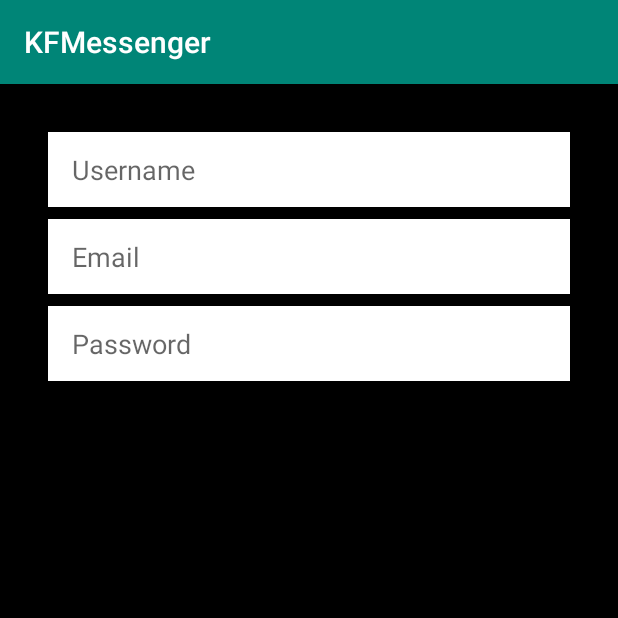
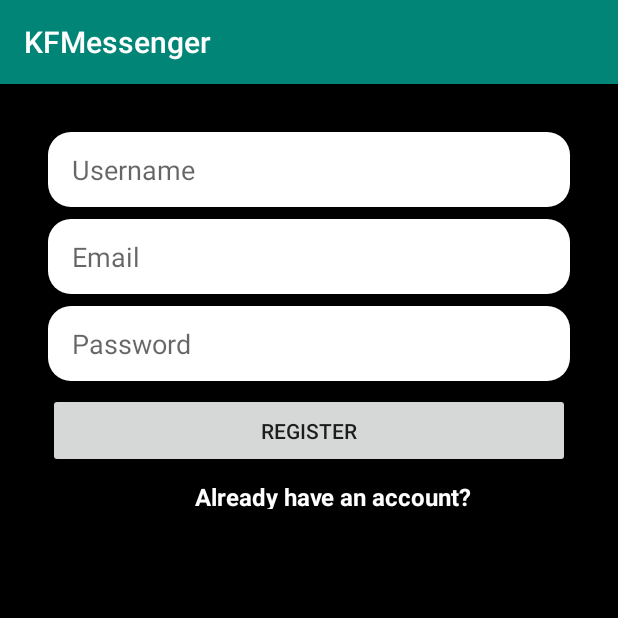
Before and after one commit to Anvesh-Chennupati/KFMessenger, an Android app: the screen it shows after launch (MainActivity), on a phone screen of 412 x 824 dp, the top half of it. Run offline under Robolectric (Android 15) with nearby library versions, the phone set to English and light mode, and no system bars.

Commit message:
Added editTexts and button, rounded corners, intent

```diff
--- a/app/src/main/AndroidManifest.xml
+++ b/app/src/main/AndroidManifest.xml
@@ -16,6 +16,10 @@
                 <category android:name="android.intent.category.LAUNCHER" />
             </intent-filter>
         </activity>
+        <activity android:name=".LoginActivity">
+
+        </activity>
+
     </application>
 
 </manifest>
--- /dev/null
+++ b/app/src/main/res/drawable/rounded_edittext.xml
@@ -0,0 +1,11 @@
+<?xml version="1.0" encoding="utf-8"?>
+<!--  res/drawable/rounded_edittext.xml -->
+<shape xmlns:android="http://schemas.android.com/apk/res/android"
+       android:shape="rectangle" android:padding="10dp">
+    <solid android:color="#FFFFFF"/>
+    <corners
+            android:bottomRightRadius="15dp"
+            android:bottomLeftRadius="15dp"
+            android:topLeftRadius="15dp"
+            android:topRightRadius="15dp"/>
+</shape>
--- a/app/src/main/res/layout/activity_main.xml
+++ b/app/src/main/res/layout/activity_main.xml
@@ -21,8 +21,8 @@
             android:layout_marginRight="32dp"
             android:layout_marginTop="32dp"
             app:layout_constraintTop_toTopOf="parent"
-            android:background="@android:color/background_light"
             android:hint="Username"
+            android:background="@drawable/rounded_edittext"
             android:paddingLeft="16dp"/>
     <EditText
             android:layout_width="0dp"
@@ -30,7 +30,7 @@
             android:inputType="textEmailAddress"
             android:ems="10"
             android:id="@+id/email_edittext_register"
-            android:background="@android:color/background_light"
+            android:background="@drawable/rounded_edittext"
             android:hint="Email"
             android:paddingLeft="16dp"
             app:layout_constraintStart_toStartOf="@+id/username_edittext_register"
@@ -44,11 +44,36 @@
             android:inputType="textPassword"
             android:ems="10"
             android:id="@+id/password_edittext_register"
-            android:background="@android:color/background_light"
+            android:background="@drawable/rounded_edittext"
             android:hint="Password"
             android:paddingLeft="16dp"
             android:layout_marginTop="8dp"
             app:layout_constraintTop_toBottomOf="@+id/email_edittext_register"
             app:layout_constraintStart_toStartOf="@+id/username_edittext_register"
-            app:layout_constraintEnd_toEndOf="@+id/username_edittext_register"/>
+            app:layout_constraintEnd_toEndOf="@+id/username_edittext_register"
+    />
+    <Button
+            android:text="Register"
+            android:layout_width="0dp"
+            android:layout_height="50dp"
+            android:id="@+id/register_button_register"
+
+            android:layout_marginTop="8dp"
+            app:layout_constraintTop_toBottomOf="@+id/password_edittext_register"
+            app:layout_constraintEnd_toEndOf="@+id/password_edittext_register"
+            app:layout_constraintStart_toStartOf="@+id/password_edittext_register"/>
+    <TextView
+            android:text="Already have an account?"
+            android:layout_width="wrap_content"
+            android:layout_height="19dp"
+            android:id="@+id/already_have_account_text_view"
+            android:textColor="@android:color/white"
+            android:textStyle="bold"
+            android:textSize="16sp"
+
+            app:layout_constraintStart_toStartOf="@+id/register_button_register"
+            app:layout_constraintEnd_toEndOf="@+id/register_button_register"
+            app:layout_constraintHorizontal_bias="0.602" android:layout_marginTop="8dp"
+            app:layout_constraintTop_toBottomOf="@+id/register_button_register"/>
+
 </android.support.constraint.ConstraintLayout>
```
Also changed, not shown: app/src/main/java/com/example/anvesh/kfmessenger/LoginActivity.kt (added, +27 -0 lines), app/src/main/java/com/example/anvesh/kfmessenger/MainActivity.kt (+19 -0 lines), app/src/main/res/layout/activity_login.xml (added, +68 -0 lines).
